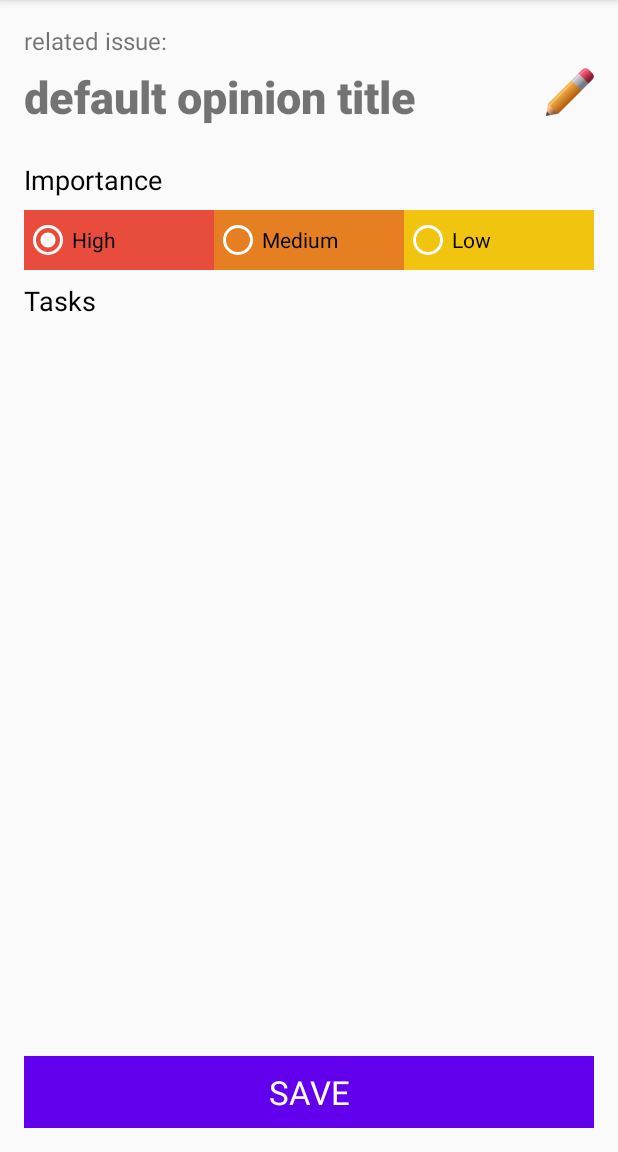
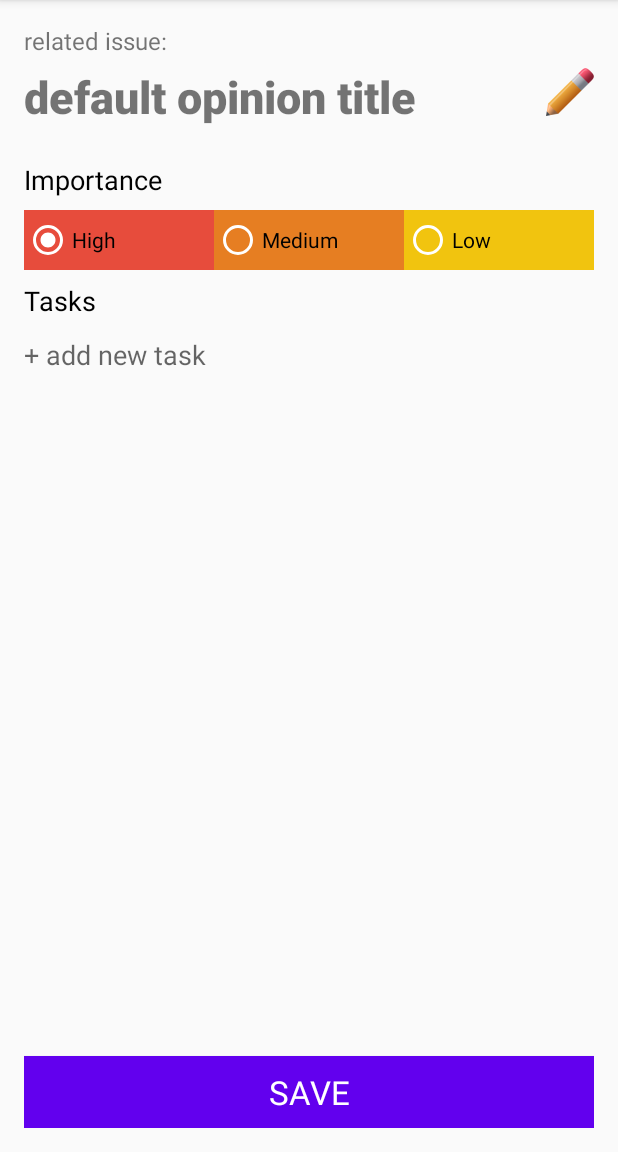
Before and after one commit to DarHayun1/SimplifyDecisions, an Android app: the fragment OpinionDetailsFragment placed in its activity, on a phone screen of 412 x 824 dp, the part 84-1236 px from its top. Run offline under Robolectric (Android 15) with nearby library versions, the phone set to English and light mode, and no system bars; our stand-ins replace Room's generated code; 5 statements that could not run were skipped.

Commit message:
viewModel update and tasks list

```diff
--- /dev/null
+++ b/app/src/main/java/dar/life/helpers/simplifydecisions/ui/issues/OnTaskTextChangedListener.kt
@@ -0,0 +1,6 @@
+package dar.life.helpers.simplifydecisions.ui.issues
+
+interface OnTaskTextChangedListener {
+    fun onTaskTextChange(pos: Int, text: String)
+
+}
--- a/app/src/main/java/dar/life/helpers/simplifydecisions/ui/issues/OpinionViewModel.kt
+++ b/app/src/main/java/dar/life/helpers/simplifydecisions/ui/issues/OpinionViewModel.kt
@@ -4,11 +4,15 @@ import android.app.Application
 import androidx.lifecycle.AndroidViewModel
 import androidx.lifecycle.LiveData
 import dar.life.helpers.simplifydecisions.data.Issue
+import dar.life.helpers.simplifydecisions.data.Opinion
 import dar.life.helpers.simplifydecisions.repository.AppRepository
 
 class OpinionViewModel(application: Application): AndroidViewModel(application) {
 
     private val repository: AppRepository = AppRepository.getInstance(application)
+
+    var opinion: Opinion? = null
+    var issue: Issue? = null
 
     fun getIssueById(id: Int): LiveData<Issue?>{
         return repository.getIssue(id)
--- a/app/src/main/res/layout/fragment_opinion_details.xml
+++ b/app/src/main/res/layout/fragment_opinion_details.xml
@@ -133,14 +133,35 @@
         android:text="@string/tasks_label"
         android:textColor="@android:color/primary_text_light" />
 
-    <androidx.recyclerview.widget.RecyclerView
-        android:id="@+id/tasks_rv"
+    <ScrollView
         android:layout_width="match_parent"
         android:layout_height="0dp"
-        android:descendantFocusability="afterDescendants"
-        android:focusableInTouchMode="true"
-        android:clickable="true"
-        android:layout_weight="1"/>
+        android:layout_weight="1">
+    <LinearLayout
+        android:layout_width="match_parent"
+        android:layout_height="wrap_content"
+        android:orientation="vertical">
+
+        <androidx.recyclerview.widget.RecyclerView
+            android:id="@+id/tasks_rv"
+            android:layout_width="match_parent"
+            android:layout_height="wrap_content"
+            android:descendantFocusability="afterDescendants"
+            android:focusableInTouchMode="true"
+            android:clickable="true" />
+
+        <TextView
+            android:id="@+id/add_task_btn"
+            android:layout_width="wrap_content"
+            android:layout_height="@dimen/task_item_height"
+            android:text="@string/add_new_task_text"
+            android:gravity="center_vertical"
+            android:clickable="true"
+            android:background="?android:attr/selectableItemBackgroundBorderless"
+            style="@style/TextAppearance.AppCompat.Medium"/>
+    </LinearLayout>
+    </ScrollView>
+
     <Button
         android:id="@+id/save_opinion_btn"
         style="@style/TextAppearance.AppCompat.Large"
--- a/app/src/main/res/values/strings.xml
+++ b/app/src/main/res/values/strings.xml
@@ -23,4 +23,5 @@
     <string name="related_issue_label_text">related issue:</string>
     <string name="save_button_text">SAVE</string>
     <string name="tasks_label">Tasks</string>
+    <string name="add_new_task_text">+ add new task</string>
 </resources>
```
Also changed, not shown: app/src/main/java/dar/life/helpers/simplifydecisions/ui/issues/OpinionDetailsFragment.kt (+19 -9 lines), app/src/main/java/dar/life/helpers/simplifydecisions/ui/issues/TasksAdapter.kt (+36 -43 lines).
